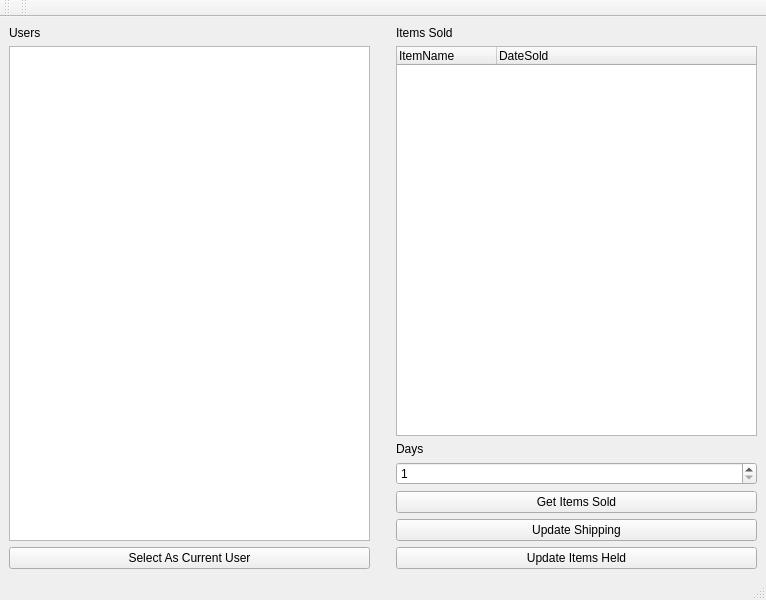
First picture: the form in design.ui, repository suhussai/ebayApp, before the edit.
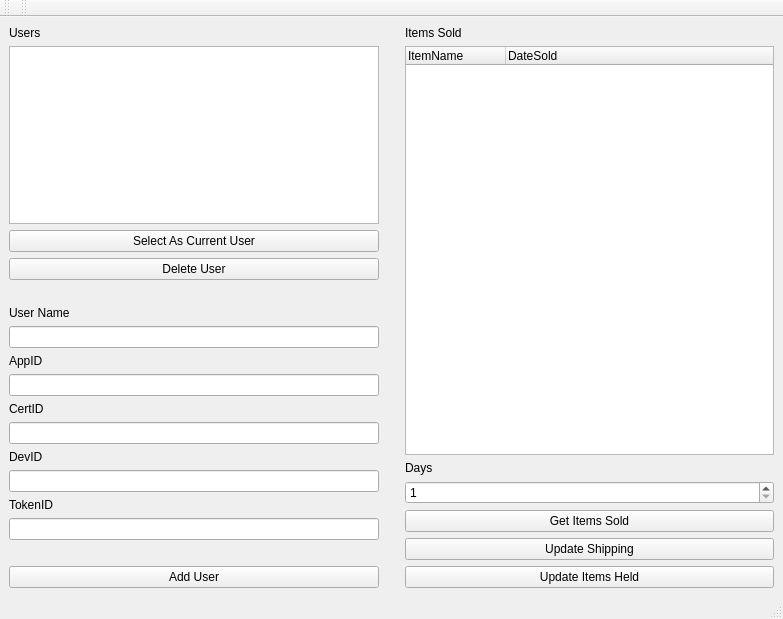
Second picture: the form after the edit.

Commit message: added fields for adding and deleting users

Patch:
```diff
--- a/design.ui
+++ b/design.ui
@@ -6,8 +6,8 @@
    <rect>
     <x>0</x>
     <y>0</y>
-    <width>766</width>
-    <height>600</height>
+    <width>783</width>
+    <height>619</height>
    </rect>
   </property>
   <property name="windowTitle">
@@ -34,6 +34,96 @@
         </property>
        </widget>
       </item>
+      <item>
+       <widget class="QPushButton" name="pushButton_6">
+        <property name="text">
+         <string>Delete User</string>
+        </property>
+       </widget>
+      </item>
+      <item>
+       <spacer name="horizontalSpacer_2">
+        <property name="orientation">
+         <enum>Qt::Horizontal</enum>
+        </property>
+        <property name="sizeHint" stdset="0">
+         <size>
+          <width>40</width>
+          <height>20</height>
+         </size>
+        </property>
+       </spacer>
+      </item>
+      <item>
+       <widget class="QLabel" name="label_8">
+        <property name="text">
+         <string>User Name</string>
+        </property>
+       </widget>
+      </item>
+      <item>
+       <widget class="QLineEdit" name="lineEdit_5"/>
+      </item>
+      <item>
+       <widget class="QLabel" name="label_4">
+        <property name="text">
+         <string>AppID</string>
+        </property>
+       </widget>
+      </item>
+      <item>
+       <widget class="QLineEdit" name="lineEdit"/>
+      </item>
+      <item>
+       <widget class="QLabel" name="label_5">
+        <property name="text">
+         <string>CertID</string>
+        </property>
+       </widget>
+      </item>
+      <item>
+       <widget class="QLineEdit" name="lineEdit_4"/>
+      </item>
+      <item>
+       <widget class="QLabel" name="label_6">
+        <property name="text">
+         <string>DevID</string>
+        </property>
+       </widget>
+      </item>
+      <item>
+       <widget class="QLineEdit" name="lineEdit_3"/>
+      </item>
+      <item>
+       <widget class="QLabel" name="label_7">
+        <property name="text">
+         <string>TokenID</string>
+        </property>
+       </widget>
+      </item>
+      <item>
+       <widget class="QLineEdit" name="lineEdit_2"/>
+      </item>
+      <item>
+       <spacer name="horizontalSpacer">
+        <property name="orientation">
+         <enum>Qt::Horizontal</enum>
+        </property>
+        <property name="sizeHint" stdset="0">
+         <size>
+          <width>40</width>
+          <height>20</height>
+         </size>
+        </property>
+       </spacer>
+      </item>
+      <item>
+       <widget class="QPushButton" name="pushButton_5">
+        <property name="text">
+         <string>Add User</string>
+        </property>
+       </widget>
+      </item>
      </layout>
     </item>
     <item>
```
Left out of the diff: 2 changed lines with no effect on the pictures.
